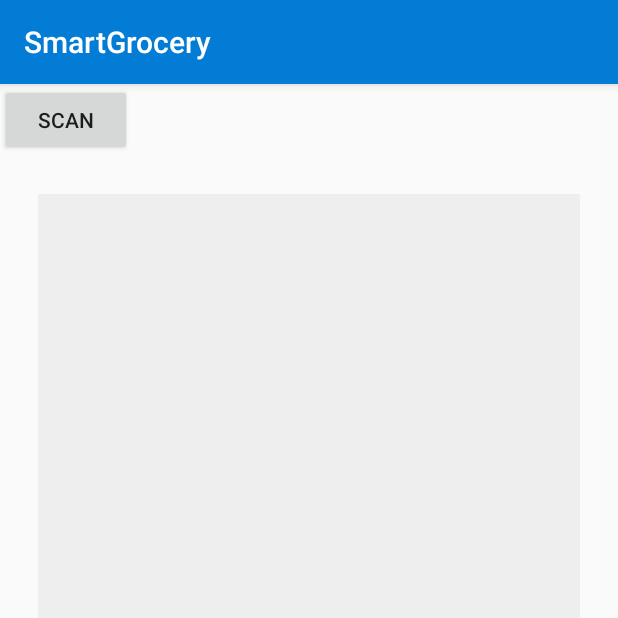
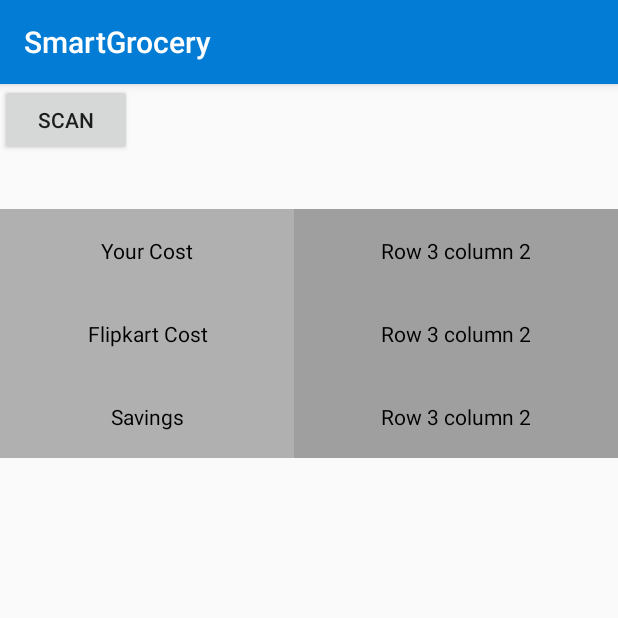
Before and after one commit to mohitagarwal/smartGrocery, an Android app: the screen it shows after launch (OCRActivity), after a tap on "SCAN RECEIPT", on a phone screen of 412 x 824 dp, the top half of it. Run offline under Robolectric (Android 15) with nearby library versions, the phone set to English and light mode, and no system bars; libraries missing offline, so code that uses them is left out: com.google.android.gms.

Commit message:
ocr result list

```diff
--- a/app/src/main/java/com/flipkart/smartgrocery/activities/OCRActivity.java
+++ b/app/src/main/java/com/flipkart/smartgrocery/activities/OCRActivity.java
@@ -22,9 +22,15 @@ import android.util.Log;
 import android.util.SparseArray;
 import android.view.View;
 import android.widget.Button;
+import android.widget.ListView;
 import android.widget.TextView;
+import android.widget.Toast;
 
 import com.flipkart.smartgrocery.R;
+import com.flipkart.smartgrocery.adapters.ProductListAdapter;
+import com.flipkart.smartgrocery.netowking.HackdayService;
+import com.flipkart.smartgrocery.netowking.RetrofitApiClient;
+import com.flipkart.smartgrocery.netowking.response.ReceiptScanResponse;
 import com.google.android.gms.vision.Frame;
 import com.google.android.gms.vision.text.TextBlock;
 import com.google.android.gms.vision.text.TextRecognizer;
@@ -36,6 +42,10 @@ import java.util.ArrayList;
 import java.util.Collections;
 import java.util.Comparator;
 import java.util.List;
+
+import retrofit2.Call;
+import retrofit2.Callback;
+import retrofit2.Response;
 
 /**
  * Created by satyanarayana.p on 22/06/17.
@@ -49,12 +59,13 @@ public class OCRActivity extends AppCompatActivity {
 
     public static final int CAMERA_PERMISSION_REQUEST = 103;
 
-    public static final String INTENT_EXTRA_SCAN_RESULT = "intent_extra_scan_result";
-    public static final String INTENT_EXTRA_HEADER_TEXT = "intent_extra_header_text";
-
     private Uri imageUri;
     private TextView detectedTextView;
     private Button scan;
+    private TextView yourCostView;
+    private TextView fkCostView;
+    private TextView savingsView;
+    private ListView productsListView;
 
     private static final String FLASH_STATE = "FLASH_STATE";
     private static final String SELECTED_FORMATS = "SELECTED_FORMATS";
@@ -65,6 +76,8 @@ public class OCRActivity extends AppCompatActivity {
     private ArrayList<Integer> mSelectedIndices;
     private boolean mDeviceHasFlash = false;
     private boolean mIsFlashOn = false;
+
+    private HackdayService hackdayService = RetrofitApiClient.getClient().create(HackdayService.class);
 
 
     @Override
@@ -84,18 +97,23 @@ public class OCRActivity extends AppCompatActivity {
             if (ActivityCompat.shouldShowRequestPermissionRationale(this, Manifest.permission.CAMERA)) {
                 // User has denied the permission at least once. Ask it again.
                 // In future we may want to show a permission request rationale here.
-                ActivityCompat.requestPermissions(this, new String[]{Manifest.permission.CAMERA,Manifest.permission.WRITE_EXTERNAL_STORAGE}, CAMERA_PERMISSION_REQUEST);
-            }else if (ActivityCompat.shouldShowRequestPermissionRationale(this, Manifest.permission.WRITE_EXTERNAL_STORAGE)) {
+                ActivityCompat.requestPermissions(this, new String[]{Manifest.permission.CAMERA, Manifest.permission.WRITE_EXTERNAL_STORAGE}, CAMERA_PERMISSION_REQUEST);
+            } else if (ActivityCompat.shouldShowRequestPermissionRationale(this, Manifest.permission.WRITE_EXTERNAL_STORAGE)) {
                 // User has denied the permission at least once. Ask it again.
                 // In future we may want to show a permission request rationale here.
-                ActivityCompat.requestPermissions(this, new String[]{Manifest.permission.CAMERA,Manifest.permission.WRITE_EXTERNAL_STORAGE}, CAMERA_PERMISSION_REQUEST);
+                ActivityCompat.requestPermissions(this, new String[]{Manifest.permission.CAMERA, Manifest.permission.WRITE_EXTERNAL_STORAGE}, CAMERA_PERMISSION_REQUEST);
             } else {
                 // Asking this permission for the first time.
-                ActivityCompat.requestPermissions(this, new String[]{Manifest.permission.CAMERA,Manifest.permission.WRITE_EXTERNAL_STORAGE}, CAMERA_PERMISSION_REQUEST);
+                ActivityCompat.requestPermissions(this, new String[]{Manifest.permission.CAMERA, Manifest.permission.WRITE_EXTERNAL_STORAGE}, CAMERA_PERMISSION_REQUEST);
             }
         } else {
             takePhoto();
         }
+
+        yourCostView = (TextView) findViewById(R.id.your_cost);
+        fkCostView = (TextView) findViewById(R.id.fk_cost);
+        savingsView = (TextView) findViewById(R.id.savings);
+        productsListView = (ListView) findViewById(R.id.product_list);
 
         detectedTextView = (TextView) findViewById(R.id.detected_text);
         detectedTextView.setMovementMethod(new ScrollingMovementMethod());
@@ -171,15 +189,41 @@ public class OCRActivity extends AppCompatActivity {
             StringBuilder detectedText = new StringBuilder();
             for (TextBlock textBlock : textBlocks) {
                 if (textBlock != null && textBlock.getValue() != null) {
-                    detectedText.append(textBlock.getValue());
+                    detectedText.append(textBlock.getValue().trim());
                     detectedText.append("\n");
                 }
             }
 
+            sendReceiptOCRData(detectedText.toString().trim());
+
             detectedTextView.setText(detectedText);
+
         } finally {
             textRecognizer.release();
         }
+    }
+
+    private void sendReceiptOCRData(String detectedText) {
+        Call<ReceiptScanResponse> receiptScanResponseCall = hackdayService.getReceiptScanResults(detectedText);
+        receiptScanResponseCall.enqueue(new Callback<ReceiptScanResponse>() {
+            @Override
+            public void onResponse(Call<ReceiptScanResponse> call, Response<ReceiptScanResponse> response) {
+                handleReceiptScanResponse(response.body());
+            }
+
+            @Override
+            public void onFailure(Call<ReceiptScanResponse> call, Throwable t) {
+                Toast.makeText(OCRActivity.this, "Error getting products, please try again", Toast.LENGTH_LONG).show();
+            }
+        });
+    }
+
+    private void handleReceiptScanResponse(ReceiptScanResponse response) {
+        yourCostView.setText(response.getYourCost());
+        fkCostView.setText(response.getFkCost());
+        savingsView.setText(response.getSaving());
+        ProductListAdapter adapter = new ProductListAdapter(response.getProducts(), this);
+        productsListView.setAdapter(adapter);
     }
 
     private void inspect(Uri uri) {
--- a/app/src/main/java/com/flipkart/smartgrocery/netowking/HackdayService.java
+++ b/app/src/main/java/com/flipkart/smartgrocery/netowking/HackdayService.java
@@ -2,6 +2,7 @@ package com.flipkart.smartgrocery.netowking;
 
 import com.flipkart.smartgrocery.netowking.response.BarcodeSearchResponse;
 import com.flipkart.smartgrocery.netowking.response.ProductModel;
+import com.flipkart.smartgrocery.netowking.response.ReceiptScanResponse;
 
 import java.util.List;
 
@@ -14,4 +15,8 @@ public interface HackdayService {
     @GET("v8/hack/search")
 //    @GET("grocery/v1/dummy6/search")
     Call<BarcodeSearchResponse> getSearchResults(@Query("search_term") String searchTerm);
+
+    @GET("v8/hack/search/receipt")
+    Call<ReceiptScanResponse> getReceiptScanResults(@Query("search_term") String payload);
+
 }
--- /dev/null
+++ b/app/src/main/java/com/flipkart/smartgrocery/netowking/response/ReceiptScanResponse.java
@@ -0,0 +1,23 @@
+package com.flipkart.smartgrocery.netowking.response;
+
+import com.google.gson.annotations.SerializedName;
+
+import java.util.List;
+
+import lombok.Getter;
+import lombok.ToString;
+
+@Getter
+@ToString
+public class ReceiptScanResponse {
+
+    @SerializedName("your_cost")
+    private String yourCost;
+
+    @SerializedName("fk_cost")
+    private String fkCost;
+
+    private String saving;
+
+    private List<ProductModel> products;
+}
--- a/app/src/main/res/layout/activity_main.xml
+++ b/app/src/main/res/layout/activity_main.xml
@@ -12,14 +12,15 @@
         android:id="@+id/scan"
         android:layout_width="wrap_content"
         android:layout_height="wrap_content"
-        android:layout_centerHorizontal="true"
         android:text="Scan" />
 
     <Button
         android:id="@+id/scan_receipt"
         android:layout_width="wrap_content"
         android:layout_height="wrap_content"
-        android:layout_below="@id/scan"
+        android:layout_centerHorizontal="true"
+        android:layout_toRightOf="@id/scan"
+        android:layout_alignParentRight="true"
         android:text="Scan receipt" />
 
     <ListView
--- a/app/src/main/res/layout/activity_ocr.xml
+++ b/app/src/main/res/layout/activity_ocr.xml
@@ -1,5 +1,6 @@
 <?xml version="1.0" encoding="utf-8"?>
-<LinearLayout xmlns:android="http://schemas.android.com/apk/res/android"
+<RelativeLayout xmlns:android="http://schemas.android.com/apk/res/android"
+    xmlns:tools="http://schemas.android.com/tools"
     android:layout_width="match_parent"
     android:layout_height="match_parent"
     android:orientation="vertical">
@@ -12,14 +13,98 @@
 
     <TextView
         android:id="@+id/detected_text"
-        android:layout_width="match_parent"
-        android:layout_height="match_parent"
-        android:layout_alignParentBottom="true"
-        android:layout_below="@+id/take_a_photo"
+        android:layout_width="wrap_content"
+        android:layout_height="wrap_content"
+        android:layout_below="@id/scan"
         android:layout_centerHorizontal="true"
-        android:layout_margin="25dp"
+        android:layout_margin="8dp"
         android:background="#EEEEEE"
         android:scrollbars="vertical"
-        android:text="" />
+        tools:text="sfsdfd" />
 
-</LinearLayout>
+    <TableLayout
+        android:id="@+id/table"
+        android:layout_width="match_parent"
+        android:layout_height="wrap_content"
+        android:layout_below="@id/detected_text"
+        android:shrinkColumns="*"
+        android:stretchColumns="*">
+
+        <TableRow
+            android:layout_width="match_parent"
+            android:layout_height="wrap_content"
+            android:gravity="center_horizontal">
+
+            <TextView
+                android:layout_weight="1"
+                android:background="#b0b0b0"
+                android:gravity="center"
+                android:padding="18dip"
+                android:text="Your Cost"
+                android:textColor="#000000" />
+
+            <TextView
+                android:id="@+id/your_cost"
+                android:layout_weight="1"
+                android:background="#a09f9f"
+                android:gravity="center"
+                android:padding="18dip"
+                android:text="Row 3 column 2"
+                android:textColor="#000000" />
+        </TableRow>
+
+        <TableRow
+            android:id="@+id/tableRow1"
+            android:layout_width="match_parent"
+            android:layout_height="wrap_content">
+
+            <TextView
+                android:layout_weight="1"
+                android:background="#b0b0b0"
+                android:gravity="center"
+                android:padding="18dip"
+                android:text="Flipkart Cost"
+                android:textColor="#000000" />
+
+            <TextView
+                android:id="@+id/fk_cost"
+                android:layout_weight="1"
+                android:background="#a09f9f"
+                android:gravity="center"
+                android:padding="18dip"
+                android:text="Row 3 column 2"
+                android:textColor="#000000" />
+
+        </TableRow>
+
+        <TableRow
+            android:layout_width="match_parent"
+            android:layout_height="wrap_content"
+            android:gravity="center_horizontal">
+
+            <TextView
+                android:layout_weight="1"
+                android:background="#b0b0b0"
+                android:gravity="center"
+                android:padding="18dip"
+                android:text="Savings"
+                android:textColor="#000000" />
+
+            <TextView
+                android:id="@+id/savings"
+                android:layout_weight="1"
+                android:background="#a09f9f"
+                android:gravity="center"
+                android:padding="18dip"
+                android:text="Row 3 column 2"
+                android:textColor="#000000" />
+        </TableRow>
+    </TableLayout>
+
+    <ListView
+        android:id="@+id/product_list"
+        android:layout_width="match_parent"
+        android:layout_height="wrap_content"
+        android:layout_below="@id/table" />
+
+</RelativeLayout>
```
